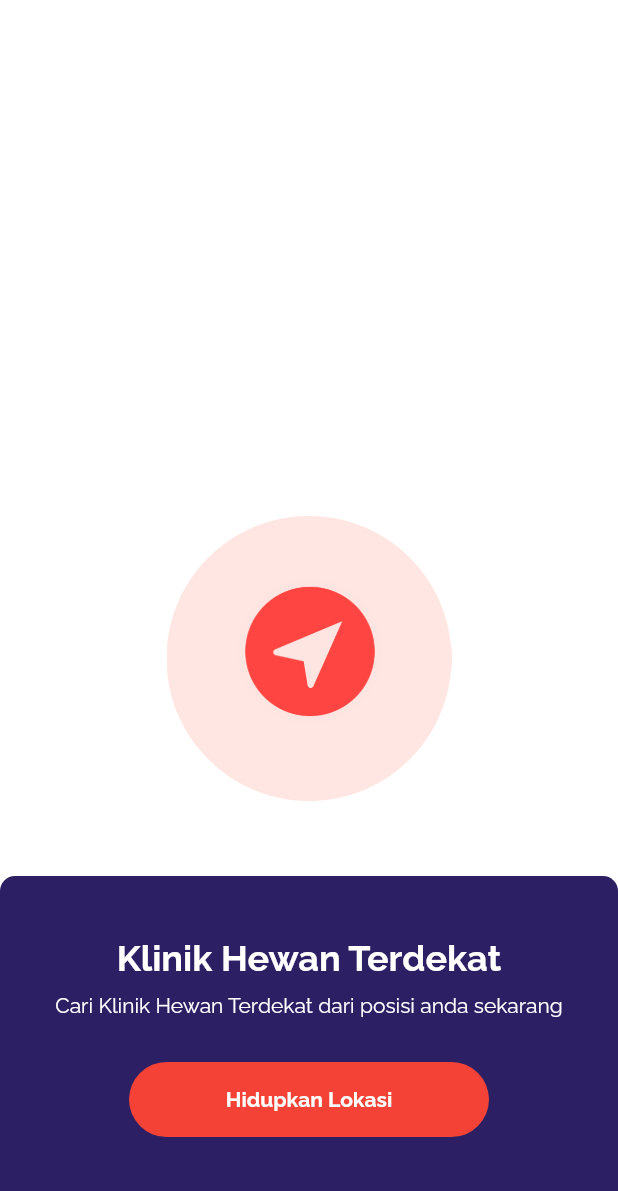
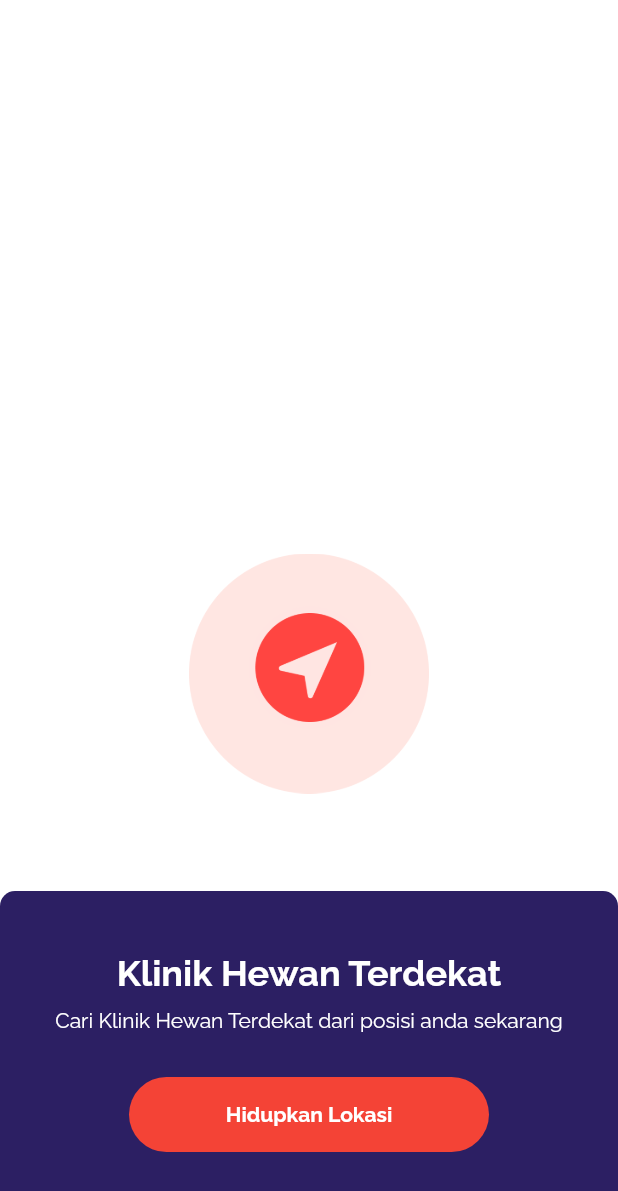
Before and after one commit to muhangga/medical-animal-frontend, a Flutter app: the screen it shows after launch, on a phone screen of 412 x 824 dp. Shown: the top 1191 px of the screen. Run offline on Flutter 3.47's test engine with Material 2 defaults, Android fonts, the phone set to English and light mode, and no system bars; our stand-ins replace device_info_plus, flutter_spinkit, geocoding, geolocator, google_fonts, google_maps_flutter and 4 more; missing offline and left inert: device_info_plus_web, flutter_mapbox_navigation, flutter_polyline_points, geolocator_web, mapbox_gl, mapbox_gl_web.

Commit message:
ref: refactoring code

```diff
--- a/lib/core/api/api_service.dart
+++ b/lib/core/api/api_service.dart
@@ -4,7 +4,6 @@ import 'dart:developer';
 import 'package:http/http.dart' as http;
 import 'package:medical_animal/core/api/models/clinic_model.dart';
 import 'package:medical_animal/core/api/models/route_navigation_model.dart';
-import 'package:medical_animal/core/api/models/users_model.dart';
 import 'package:medical_animal/core/common/constant.dart';
 
 class ApiService {
--- a/lib/core/api/models/clinic_model.dart
+++ b/lib/core/api/models/clinic_model.dart
@@ -1,4 +1,4 @@
-import 'package:medical_animal/core/api/models/working_hours_model.dart';
+
 
 class ClinicModel {
   int? id;
--- a/lib/core/api/models/route_navigation_model.dart
+++ b/lib/core/api/models/route_navigation_model.dart
@@ -19,6 +19,7 @@ class RouteNavigationModel {
 class Routes {
   bool? countryCrossed;
   double? duration;
+  double? distance;
   List<Legs>? legs;
 
   Routes({this.countryCrossed, this.duration, this.legs});
@@ -26,6 +27,7 @@ class Routes {
   Routes.fromJson(Map<String, dynamic> json) {
     countryCrossed = json['countryCrossed'];
     duration = json['duration'];
+    distance = json['distance'];
     legs = json['legs'] != null
         ? (json['legs'] as List).map((i) => Legs.fromJson(i)).toList()
         : null;
@@ -35,6 +37,7 @@ class Routes {
     return {
       'countryCrossed': countryCrossed,
       'duration': duration,
+      'distance': distance,
       'legs': legs,
     };
   }
--- a/lib/core/common/constant.dart
+++ b/lib/core/common/constant.dart
@@ -1,8 +1,8 @@
 // Hotspot hp
-// const String baseURL = 'http://192.168.43.233:4000/api/';
+const String baseURL = 'http://192.168.43.233:4000/api/';
 
 // Wifi Rumah
-const String baseURL = 'http://192.168.0.106:4000/api/';
+// const String baseURL = 'http://192.168.0.106:4000/api/';
 
 // Wifi Unpak
 // const String baseURL = 'http://10.32.96.135:4000/api/';
--- a/lib/core/common/device_name.dart
+++ b/lib/core/common/device_name.dart
@@ -1,4 +1,3 @@
-import 'dart:io';
 
 import 'package:device_info_plus/device_info_plus.dart';
 
--- a/lib/ui/pages/home/get_started_page.dart
+++ b/lib/ui/pages/home/get_started_page.dart
@@ -74,18 +74,17 @@ class _GetStartedState extends State<GetStarted> {
   Widget build(BuildContext context) {
     return Scaffold(
       backgroundColor: kWhiteColor,
-      body: Center(
-        child: Column(
+      body: Column(
         crossAxisAlignment: CrossAxisAlignment.center,
         mainAxisAlignment: MainAxisAlignment.end,
         children: [
-            Image.asset('assets/ic_user.png', width: 190, height: 190),
+          Image.asset('assets/ic_user.png', width: 160, height: 190),
           const SizedBox(height: 50),
           Positioned(
             bottom: 0,
             child: Container(
               width: double.infinity,
-                height: 240,
+              height: 230,
               padding: const EdgeInsets.symmetric(vertical: 40),
               decoration: const BoxDecoration(
                 color: kSecondaryColor,
@@ -98,8 +97,8 @@ class _GetStartedState extends State<GetStarted> {
                 children: [
                   Text(
                     "Klinik Hewan Terdekat",
-                      style: whiteTextStyle.copyWith(
-                          fontSize: 24, fontWeight: bold),
+                    style:
+                        whiteTextStyle.copyWith(fontSize: 24, fontWeight: bold),
                   ),
                   const SizedBox(height: 10),
                   Text(
@@ -110,7 +109,7 @@ class _GetStartedState extends State<GetStarted> {
                   Container(
                     width: 240,
                     height: 50,
-                      child: ButtonToMainPage(context),
+                    child: _buttonToMainPage(context),
                   )
                 ],
               ),
@@ -118,11 +117,10 @@ class _GetStartedState extends State<GetStarted> {
           )
         ],
       ),
-      ),
     );
   }
 
-  Widget ButtonToMainPage(BuildContext context) {
+  Widget _buttonToMainPage(BuildContext context) {
     return GestureDetector(
       onTap: () async {
         await handleInsert();
--- a/lib/ui/pages/home/items/all_list_clinic_item.dart
+++ b/lib/ui/pages/home/items/all_list_clinic_item.dart
@@ -6,7 +6,6 @@ import 'package:medical_animal/core/api/models/clinic_model.dart';
 import 'package:medical_animal/core/common/theme.dart';
 import 'package:medical_animal/core/services/permission_service.dart';
 import 'package:medical_animal/ui/pages/home/detail_map_page.dart';
-import 'package:medical_animal/ui/pages/home/detail_page.dart';
 
 class AllClinicItem extends StatefulWidget {
   const AllClinicItem({Key? key}) : super(key: key);
--- a/lib/ui/pages/home/items/nearby_clinic_item.dart
+++ b/lib/ui/pages/home/items/nearby_clinic_item.dart
@@ -1,5 +1,4 @@
 import 'package:flutter/material.dart';
-import 'package:flutter/services.dart';
 import 'package:flutter_spinkit/flutter_spinkit.dart';
 import 'package:geolocator/geolocator.dart';
 import 'package:medical_animal/core/api/api_service.dart';
@@ -8,7 +7,6 @@ import 'package:medical_animal/core/common/theme.dart';
 import 'package:medical_animal/core/services/map_service.dart';
 import 'package:medical_animal/core/services/permission_service.dart';
 import 'package:medical_animal/ui/pages/home/detail_map_page.dart';
-import 'package:medical_animal/ui/pages/home/detail_page.dart';
 import 'package:permission_handler/permission_handler.dart';
 
 class NearbyClinicItem extends StatefulWidget {
--- a/lib/ui/pages/home/main_page.dart
+++ b/lib/ui/pages/home/main_page.dart
@@ -1,7 +1,5 @@
 import 'package:flutter/material.dart';
 import 'package:geolocator/geolocator.dart';
-import 'package:google_fonts/google_fonts.dart';
-import 'package:lottie/lottie.dart';
 import 'package:material_design_icons_flutter/material_design_icons_flutter.dart';
 import 'package:medical_animal/core/api/api_service.dart';
 import 'package:medical_animal/core/common/device_name.dart';
@@ -11,7 +9,6 @@ import 'package:medical_animal/core/services/permission_service.dart';
 import 'package:medical_animal/ui/pages/home/home_page.dart';
 import 'package:medical_animal/ui/pages/home/list_klinik_page.dart';
 import 'package:medical_animal/ui/pages/home/map.dart';
-import 'package:medical_animal/ui/widgets/alert_location_widget.dart';
 
 class MainPage extends StatefulWidget {
   MainPage({Key? key}) : super(key: key);
--- a/lib/ui/pages/home/map.dart
+++ b/lib/ui/pages/home/map.dart
@@ -1,9 +1,5 @@
-import 'dart:convert';
-import 'dart:typed_data';
-import 'dart:ui' as ui;
 
 import 'package:flutter/material.dart';
-import 'package:flutter/services.dart';
 import 'package:geolocator/geolocator.dart';
 import 'package:mapbox_gl/mapbox_gl.dart';
 import 'package:medical_animal/core/api/api_service.dart';
@@ -12,7 +8,6 @@ import 'package:medical_animal/core/common/constant.dart';
 import 'package:medical_animal/core/services/map_service.dart';
 import 'package:medical_animal/core/services/mapbox_directions.dart';
 import 'package:medical_animal/ui/pages/home/main_page.dart';
-import 'package:medical_animal/ui/widgets/alert_location_widget.dart';
 import 'package:permission_handler/permission_handler.dart';
 import 'package:medical_animal/core/common/theme.dart';
 
--- a/lib/ui/pages/home/turn_navigation.dart
+++ b/lib/ui/pages/home/turn_navigation.dart
@@ -1,6 +1,5 @@
 import 'package:flutter/material.dart';
 import 'package:flutter_mapbox_navigation/library.dart';
-import 'package:medical_animal/core/common/theme.dart';
 import 'package:medical_animal/ui/pages/home/main_page.dart';
 
 class TurnNavigationPage extends StatefulWidget {
```
Also changed, not shown: lib/ui/pages/home/detail_map_page.dart (+78 -2 lines), 1 other file. Lines whose indentation alone changed are shown as unchanged.
